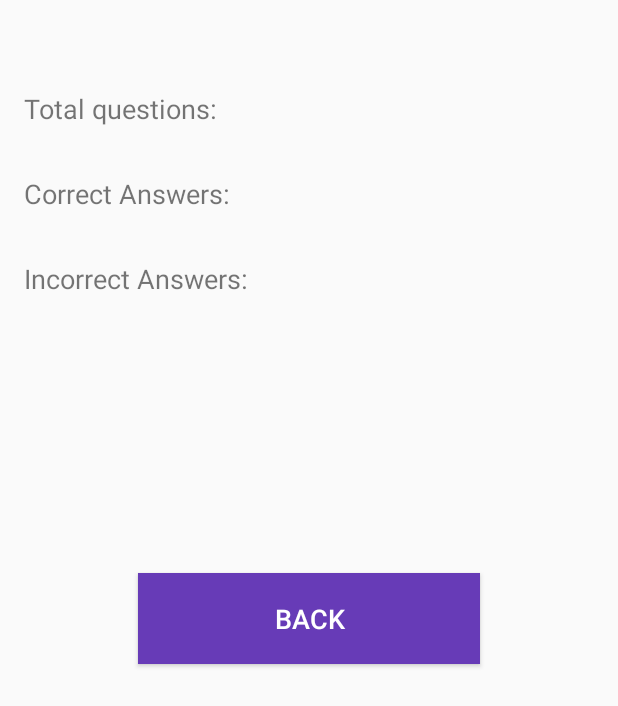
After one commit to xSimekj1/FirebaseChat, an Android app: the QuizResultActivity screen opened directly, with no data from a screen before it, on a phone screen of 412 x 824 dp. The commit adds this screen. Shown: the top 706 px of the screen. Run offline under Robolectric (Android 15) with nearby library versions, the phone set to English and light mode, and no system bars; our stand-ins replace Firebase (no records; nobody signed in at launch, a user with empty details on screens opened directly).

Commit message:
Add Quiz control to Quiz Activity || Add QuizResult activity

```diff
--- a/app/src/main/AndroidManifest.xml
+++ b/app/src/main/AndroidManifest.xml
@@ -34,7 +34,9 @@
         <activity
             android:name=".UsersActivity"
             android:parentActivityName=".MainActivity" />
-        <activity android:name=".ProfileActivity"></activity>
+        <activity android:name=".ProfileActivity" />
+        <activity android:name=".QuizResultActivity" />
+        <activity android:name=".QuizActivity"></activity>
     </application>
 
 </manifest>
--- /dev/null
+++ b/app/src/main/java/com/jakub/firebasechat/QuizResultActivity.java
@@ -0,0 +1,43 @@
+package com.jakub.firebasechat;
+
+import android.content.Intent;
+import android.support.v7.app.AppCompatActivity;
+import android.os.Bundle;
+import android.view.View;
+import android.widget.Button;
+import android.widget.TextView;
+
+public class QuizResultActivity extends AppCompatActivity {
+
+    TextView total_points;
+    TextView correct_points;
+    TextView incorrect_points;
+    Button result_back_button;
+
+    @Override
+    protected void onCreate(Bundle savedInstanceState) {
+        super.onCreate(savedInstanceState);
+        setContentView(R.layout.activity_quiz_result);
+
+        total_points = findViewById(R.id.result_total);
+        correct_points = findViewById(R.id.result_correct);
+        incorrect_points = findViewById(R.id.result_incorrect);
+        result_back_button = findViewById(R.id.result_button_backToProfile);
+
+        String total = getIntent().getStringExtra("total");
+        String correct = getIntent().getStringExtra("correct");
+        String incorrect = getIntent().getStringExtra("incorrect");
+
+        total_points.setText(total);
+        correct_points.setText(correct);
+        incorrect_points.setText(incorrect);
+
+        result_back_button.setOnClickListener(new View.OnClickListener() {
+            @Override
+            public void onClick(View v) {
+                Intent resultIntent = new Intent(QuizResultActivity.this, UsersActivity.class);
+                startActivity(resultIntent);
+            }
+        });
+    }
+}
--- a/app/src/main/java/com/jakub/firebasechat/UsersActivity.java
+++ b/app/src/main/java/com/jakub/firebasechat/UsersActivity.java
@@ -71,7 +71,7 @@ public class UsersActivity extends AppCompatActivity {
                 usersViewHolder.mView.setOnClickListener(new View.OnClickListener() {
                     @Override
                     public void onClick(View v) {
-                        Intent profileIntent = new Intent(UsersActivity.this, ProfileActivity.class);
+                        Intent profileIntent = new Intent(UsersActivity.this, QuizActivity.class);
                         profileIntent.putExtra("user_id", user_id);
                         startActivity(profileIntent);
                     }
--- /dev/null
+++ b/app/src/main/res/layout/activity_quiz_result.xml
@@ -0,0 +1,85 @@
+<?xml version="1.0" encoding="utf-8"?>
+<android.support.constraint.ConstraintLayout xmlns:android="http://schemas.android.com/apk/res/android"
+    xmlns:app="http://schemas.android.com/apk/res-auto"
+    xmlns:tools="http://schemas.android.com/tools"
+    android:layout_width="match_parent"
+    android:layout_height="match_parent"
+    tools:context=".QuizResultActivity">
+
+    <TextView
+        android:id="@+id/result_total_label"
+        android:layout_width="wrap_content"
+        android:layout_height="wrap_content"
+        android:layout_marginStart="16dp"
+        android:layout_marginTop="60dp"
+        android:text="Total questions:"
+        android:textSize="18sp"
+        app:layout_constraintStart_toStartOf="parent"
+        app:layout_constraintTop_toTopOf="parent" />
+
+    <TextView
+        android:id="@+id/result_total"
+        android:layout_width="wrap_content"
+        android:layout_height="wrap_content"
+        android:text="TextView"
+        android:textSize="18sp"
+        android:layout_marginLeft="24sp"
+        app:layout_constraintStart_toEndOf="@id/result_total_label"
+        app:layout_constraintTop_toTopOf="@id/result_total_label"/>
+
+    <TextView
+        android:id="@+id/result_correct_label"
+        android:layout_width="wrap_content"
+        android:layout_height="wrap_content"
+        android:layout_marginTop="32dp"
+        android:text="Correct Answers:"
+        android:textSize="18sp"
+        app:layout_constraintTop_toBottomOf="@+id/result_total_label"
+        app:layout_constraintStart_toStartOf="@id/result_total_label"
+        tools:layout_editor_absoluteX="16dp" />
+
+    <TextView
+        android:id="@+id/result_correct"
+        android:layout_width="wrap_content"
+        android:layout_height="23dp"
+        android:text="TextView"
+        android:textSize="18sp"
+        android:textColor="@android:color/holo_green_dark"
+        app:layout_constraintStart_toStartOf="@id/result_total"
+        app:layout_constraintTop_toTopOf="@id/result_correct_label"/>
+
+    <TextView
+        android:id="@+id/result_incorrect_label"
+        android:layout_width="wrap_content"
+        android:layout_height="wrap_content"
+        android:layout_marginTop="32dp"
+        android:text="Incorrect Answers:"
+        android:textSize="18sp"
+        app:layout_constraintTop_toBottomOf="@+id/result_correct_label"
+        app:layout_constraintStart_toStartOf="@id/result_total_label"
+        tools:layout_editor_absoluteX="16dp" />
+
+    <TextView
+        android:id="@+id/result_incorrect"
+        android:layout_width="wrap_content"
+        android:layout_height="wrap_content"
+        android:text="TextView"
+        android:textSize="18sp"
+        android:textColor="@android:color/holo_orange_dark"
+        app:layout_constraintStart_toStartOf="@id/result_total"
+        app:layout_constraintTop_toTopOf="@id/result_incorrect_label" />
+
+    <Button
+        android:id="@+id/result_button_backToProfile"
+        android:layout_width="228dp"
+        android:layout_height="wrap_content"
+        android:background="@color/colorPrimary"
+        android:text="Back"
+        android:textSize="18dp"
+        android:padding="18dp"
+        android:textColor="@android:color/white"
+        app:layout_constraintBottom_toBottomOf="parent"
+        app:layout_constraintEnd_toEndOf="parent"
+        app:layout_constraintStart_toStartOf="parent"
+        app:layout_constraintTop_toTopOf="parent" />
+</android.support.constraint.ConstraintLayout>
```
Also changed, not shown: app/src/main/java/com/jakub/firebasechat/ProfileActivity.java (+11 -14 lines), app/src/main/java/com/jakub/firebasechat/Question.java (added, +71 -0 lines), app/src/main/java/com/jakub/firebasechat/QuizActivity.java (added, +171 -0 lines), app/src/main/res/layout/activity_profile.xml (+2 -111 lines), app/src/main/res/layout/activity_quiz.xml (added, +132 -0 lines).
